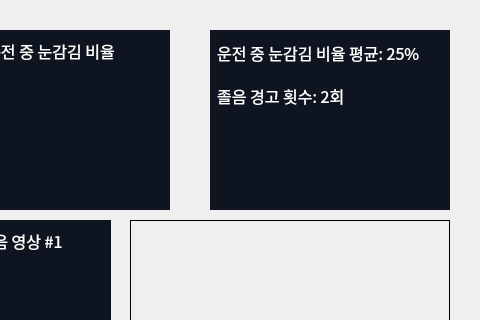
This is dms_client/ui/reportpage.ui in veda-team4/dms as Qt 5 draws it before an edit; both pictures show x 100 to 580 and y 0 to 320 of the 580 by 480 pixel window. The edited form follows.
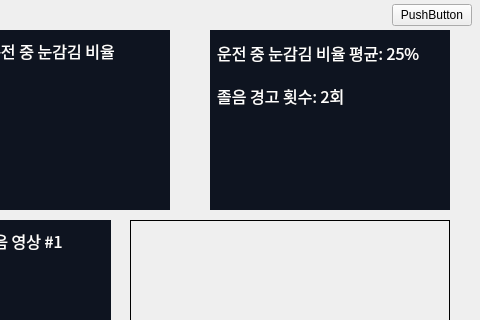
This is the edited form.

Diff of the .ui file:
```diff
--- a/dms_client/ui/reportpage.ui
+++ b/dms_client/ui/reportpage.ui
@@ -181,6 +181,19 @@
     </property>
    </widget>
   </widget>
+  <widget class="QPushButton" name="nextButton">
+   <property name="geometry">
+    <rect>
+     <x>492</x>
+     <y>4</y>
+     <width>80</width>
+     <height>22</height>
+    </rect>
+   </property>
+   <property name="text">
+    <string>PushButton</string>
+   </property>
+  </widget>
  </widget>
  <resources/>
  <connections/>
```
